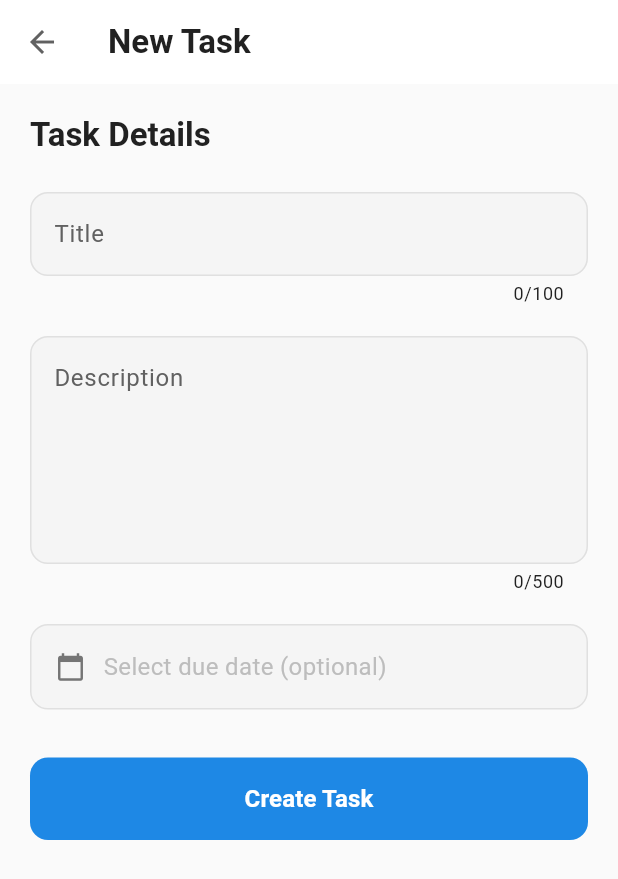
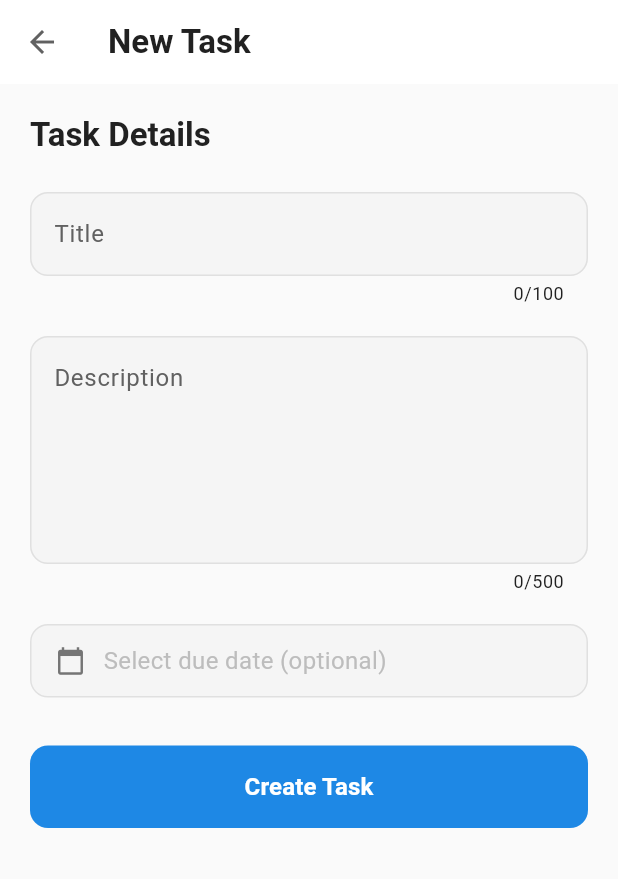
Before and after one commit to chrisokoriedev/task-personal-app, a Flutter app: the AddEditTaskScreen screen opened directly, on a phone screen of 412 x 824 dp. Shown: the top 879 px of the screen. Run offline on Flutter 3.47's test engine with Material 3 defaults, Android fonts, the phone set to English and light mode, and no system bars; our stand-ins replace flutter_riverpod, freezed_annotation, hive, hive_flutter, riverpod_annotation; accounts and stored records are empty; generated files the repository leaves out were written again.

Commit message:
Enhance task management by invalidating allTasksProvider after task creation, update, and deletion to ensure accurate completed count. Refactor task search to watch allTasksProvider for automatic updates. Clean up code formatting in add/edit task screen for improved readability.

```diff
--- a/lib/presentation/providers/task_providers.dart
+++ b/lib/presentation/providers/task_providers.dart
@@ -48,6 +48,8 @@ class TaskList extends _$TaskList {
     final repository = ref.read(taskRepositoryProvider);
     await repository.createTask(task);
     await refresh();
+    // Invalidate allTasksProvider to update completed count
+    ref.invalidate(allTasksProvider);
   }
 
   /// Updates an existing task.
@@ -55,6 +57,8 @@ class TaskList extends _$TaskList {
     final repository = ref.read(taskRepositoryProvider);
     await repository.updateTask(task);
     await refresh();
+    // Invalidate allTasksProvider to update completed count
+    ref.invalidate(allTasksProvider);
   }
 
   /// Deletes a task.
@@ -63,6 +67,8 @@ class TaskList extends _$TaskList {
     final success = await repository.deleteTask(id);
     if (success) {
       await refresh();
+      // Invalidate allTasksProvider to update completed count
+      ref.invalidate(allTasksProvider);
     }
     return success;
   }
@@ -70,6 +76,7 @@ class TaskList extends _$TaskList {
   /// Toggles task completion status.
   Future<void> toggleTaskCompletion(Task task) async {
     final updatedTask = task.toggleCompletion();
+    // updateTask already invalidates allTasksProvider
     await updateTask(updatedTask);
   }
 }
@@ -108,8 +115,8 @@ class TaskSearch extends _$TaskSearch {
 
 @riverpod
 Future<int> completedTasksCount(CompletedTasksCountRef ref) async {
-  final repository = ref.watch(taskRepositoryProvider);
-  final allTasks = await repository.getAllTasks();
+  // Watch allTasksProvider so it automatically updates when tasks change
+  final allTasks = await ref.watch(allTasksProvider.future);
   return allTasks.where((task) => task.isCompleted).length;
 }
 
--- a/lib/presentation/screens/add_edit_task_screen.dart
+++ b/lib/presentation/screens/add_edit_task_screen.dart
@@ -25,8 +25,9 @@ class _AddEditTaskScreenState extends ConsumerState<AddEditTaskScreen> {
   void initState() {
     super.initState();
     _titleController = TextEditingController(text: widget.task?.title ?? '');
-    _descriptionController =
-        TextEditingController(text: widget.task?.description ?? '');
+    _descriptionController = TextEditingController(
+      text: widget.task?.description ?? '',
+    );
     _selectedDate = widget.task?.dueDate;
   }
 
@@ -63,10 +64,9 @@ class _AddEditTaskScreenState extends ConsumerState<AddEditTaskScreen> {
         await taskListNotifier.createTask(newTask);
       } else {
         // Update existing task
-        final updatedTask = widget.task!.updateContent(
-          title: title,
-          description: description,
-        ).copyWith(dueDate: _selectedDate);
+        final updatedTask = widget.task!
+            .updateContent(title: title, description: description)
+            .copyWith(dueDate: _selectedDate);
         await taskListNotifier.updateTask(updatedTask);
       }
 
@@ -140,10 +140,7 @@ class _AddEditTaskScreenState extends ConsumerState<AddEditTaskScreen> {
               textCapitalization: TextCapitalization.sentences,
               maxLength: 100,
               enabled: !_isLoading,
-              style: TextStyle(
-                color: Colors.grey.shade900,
-                fontSize: 16,
-              ),
+              style: TextStyle(color: Colors.grey.shade900, fontSize: 16),
               validator: (value) {
                 if (value == null || value.trim().isEmpty) {
                   return 'Please enter a title';
@@ -165,10 +162,7 @@ class _AddEditTaskScreenState extends ConsumerState<AddEditTaskScreen> {
               maxLines: 5,
               maxLength: 500,
               enabled: !_isLoading,
-              style: TextStyle(
-                color: Colors.grey.shade900,
-                fontSize: 16,
-              ),
+              style: TextStyle(color: Colors.grey.shade900, fontSize: 16),
               validator: (value) {
                 if (value == null || value.trim().isEmpty) {
                   return 'Please enter a description';
@@ -181,7 +175,10 @@ class _AddEditTaskScreenState extends ConsumerState<AddEditTaskScreen> {
             InkWell(
               onTap: _isLoading ? null : _selectDate,
               child: Container(
-                padding: const EdgeInsets.all(16),
+                padding: const EdgeInsets.symmetric(
+                  horizontal: 16,
+                  vertical: 12,
+                ),
                 decoration: BoxDecoration(
                   color: Colors.grey.shade100,
                   borderRadius: BorderRadius.circular(12),
@@ -190,8 +187,12 @@ class _AddEditTaskScreenState extends ConsumerState<AddEditTaskScreen> {
                 child: Row(
                   children: [
                     Icon(
-                      Icons.calendar_today,
-                      color: Colors.grey.shade600,
+                      _selectedDate == null
+                          ? Icons.calendar_today
+                          : Icons.calendar_month,
+                      color: _selectedDate == null
+                          ? Colors.grey.shade600
+                          : theme.colorScheme.primary,
                       size: 20,
                     ),
                     const SizedBox(width: 12),
@@ -209,21 +210,19 @@ class _AddEditTaskScreenState extends ConsumerState<AddEditTaskScreen> {
                       ),
                     ),
                     if (_selectedDate != null)
-                      IconButton(
-                        icon: Icon(
-                          Icons.clear,
-                          color: Colors.grey.shade600,
-                          size: 20,
-                        ),
-                        onPressed: _isLoading
+                      InkWell(
+                        onTap: _isLoading
                             ? null
                             : () {
                                 setState(() {
                                   _selectedDate = null;
                                 });
                               },
-                        padding: EdgeInsets.zero,
-                        constraints: const BoxConstraints(),
+                        child: Icon(
+                          Icons.clear,
+                          color: Colors.grey.shade600,
+                          size: 20,
+                        ),
                       ),
                   ],
                 ),
```
